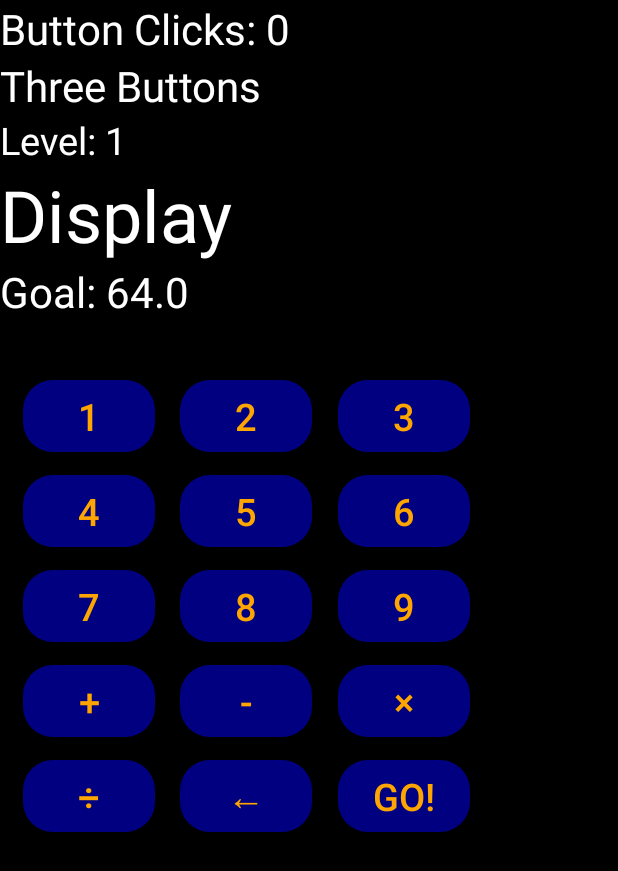
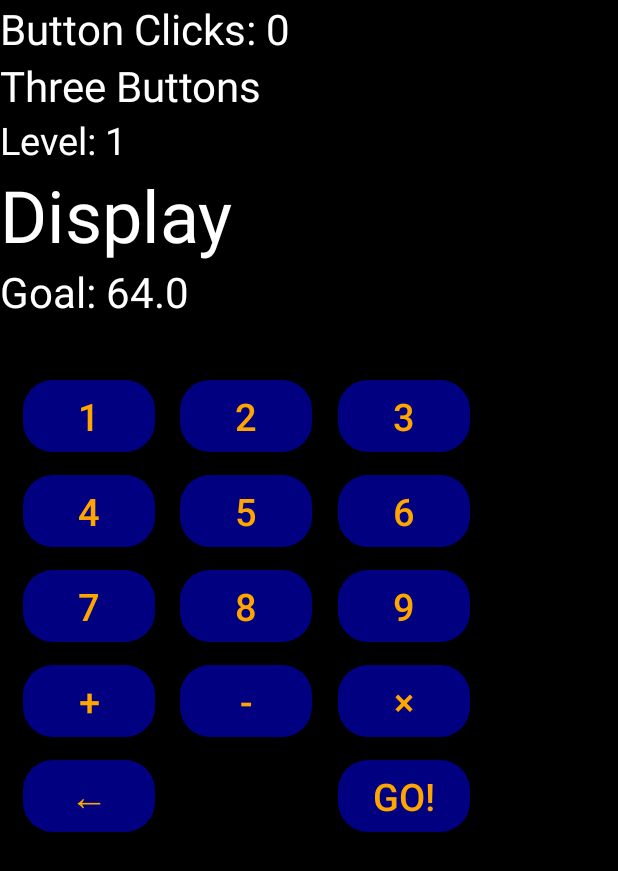
Before and after one commit to Socksham/calcproject2killme, an Android app: the LevelOneActivity screen opened directly, with no data from a screen before it, on a phone screen of 412 x 824 dp. Shown: the top 871 px of the screen. Run offline under Robolectric (Android 15) with nearby library versions, the phone set to English and light mode, and no system bars.

```diff
--- a/app/src/main/res/layout/activity_level_one.xml
+++ b/app/src/main/res/layout/activity_level_one.xml
@@ -56,13 +56,13 @@
         android:id="@+id/buttonOne"
         android:layout_width="wrap_content"
         android:layout_height="wrap_content"
+        android:layout_below="@id/goalDisplay"
+        android:layout_marginStart="15dp"
+        android:layout_marginTop="40dp"
         android:background="@drawable/calculator_custom_button"
         android:text="@string/_1"
         android:textColor="#FFA500"
-        android:textSize="25sp"
-        android:layout_below="@id/goalDisplay"
-        android:layout_marginTop="40dp"
-        android:layout_marginStart="15dp"/>
+        android:textSize="25sp" />
 
     <Button
         android:id="@+id/buttonTwo"
@@ -197,18 +197,6 @@
         android:layout_marginTop="15dp"/>
 
     <Button
-        android:id="@+id/divisionButton"
-        android:layout_width="wrap_content"
-        android:layout_height="wrap_content"
-        android:background="@drawable/calculator_custom_button"
-        android:text="@string/divide"
-        android:textColor="#FFA500"
-        android:textSize="25sp"
-        android:layout_below="@id/additionButton"
-        android:layout_alignStart="@id/additionButton"
-        android:layout_marginTop="15dp"/>
-
-    <Button
         android:id="@+id/calculateButton"
         android:layout_width="wrap_content"
         android:layout_height="wrap_content"
@@ -224,12 +212,12 @@
         android:id="@+id/backspaceButton"
         android:layout_width="wrap_content"
         android:layout_height="wrap_content"
+        android:layout_below="@id/additionButton"
+        android:layout_alignStart="@id/additionButton"
+        android:layout_marginTop="15dp"
         android:background="@drawable/calculator_custom_button"
         android:text="@string/backspaceArrow"
         android:textColor="#FFA500"
-        android:textSize="25sp"
-        android:layout_below="@id/subtractionButton"
-        android:layout_alignStart="@id/subtractionButton"
-        android:layout_marginTop="15dp"/>
+        android:textSize="25sp" />
 
 </RelativeLayout>
--- a/app/src/main/res/layout/activity_main.xml
+++ b/app/src/main/res/layout/activity_main.xml
@@ -4,7 +4,7 @@
     xmlns:tools="http://schemas.android.com/tools"
     android:layout_width="match_parent"
     android:layout_height="match_parent"
-    android:background="@drawable/loading_screen_background"
+    android:background="@drawable/loading_screen_wallpaper"
     tools:context=".MainActivity">
 
     <TextView
```
Also changed, not shown: app/src/main/java/com/example/calculatorprojectv2/LevelOneActivity.java (+1 -51 lines), app/src/main/java/com/example/calculatorprojectv2/SMandT.java (+9 -6 lines), app/src/main/res/navigation/nav_graph.xml (deleted, +0 -28 lines), app/src/main/res/drawable/loading_screen_background.jpg (deleted), app/src/main/res/drawable/loading_screen_wallpaper.png (added), 3 other files.
